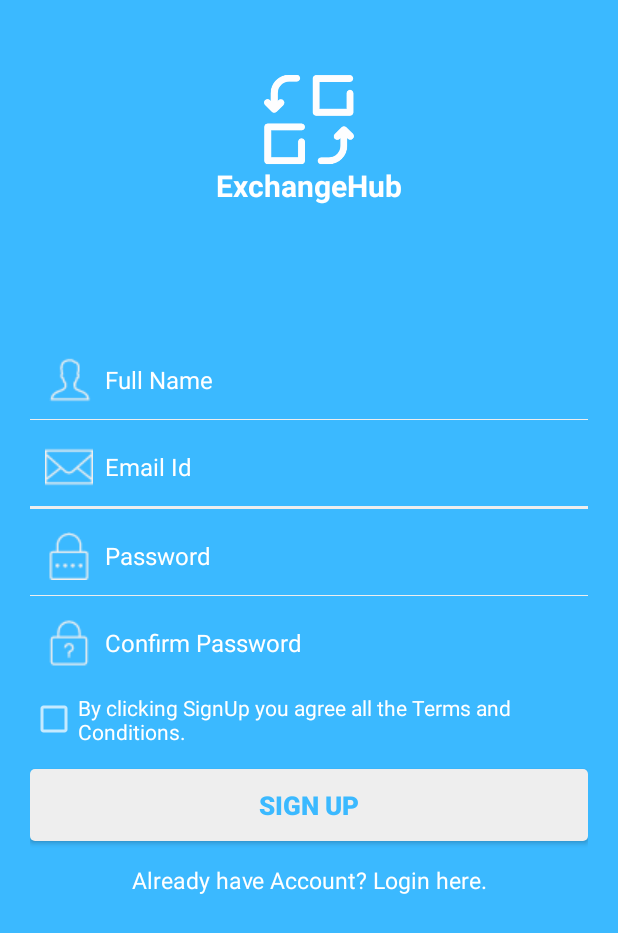
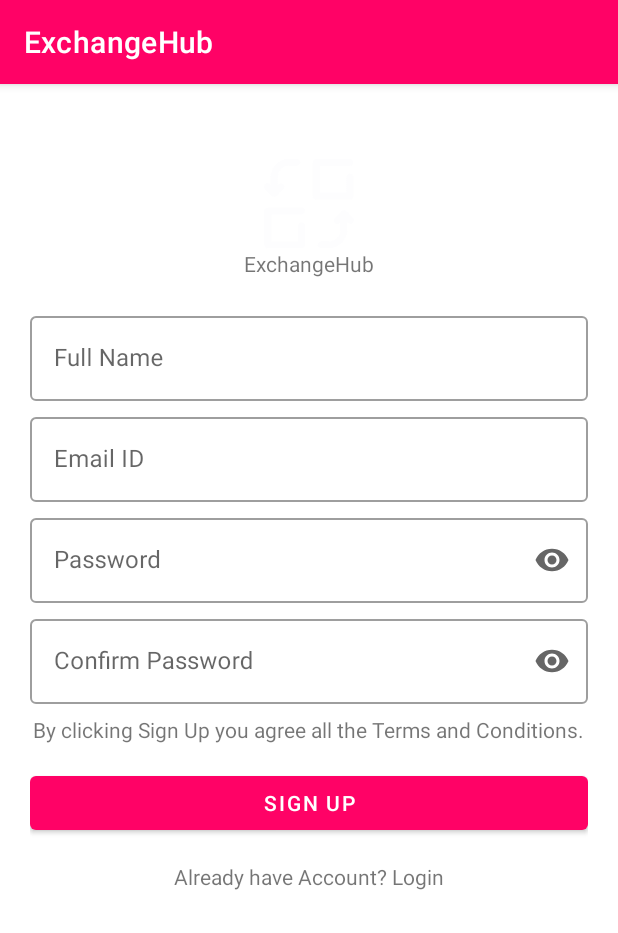
Before and after one commit to karthikktamilmani/ExchangeHub, an Android app: the fragment SignUp_Fragment placed in its activity, on a phone screen of 412 x 824 dp. Shown: the top 933 px of the screen. Run offline under Robolectric (Android 15) with nearby library versions, the light colour scheme and no system bars; our stand-ins replace Firebase (no records; nobody signed in at launch, a user with empty details on screens opened directly).

Commit message:
login/signup UI - changed to material design styling

```diff
--- a/app/build.gradle
+++ b/app/build.gradle
@@ -27,5 +27,6 @@ dependencies {
     testImplementation 'junit:junit:4.12'
     androidTestImplementation 'androidx.test.ext:junit:1.1.1'
     androidTestImplementation 'androidx.test.espresso:espresso-core:3.2.0'
+    api 'com.google.android.material:material:1.1.0-alpha06'
 }
 apply plugin: 'com.google.gms.google-services'
--- a/app/src/main/java/com/example/exchangehub/Login_Fragment.java
+++ b/app/src/main/java/com/example/exchangehub/Login_Fragment.java
@@ -35,7 +35,6 @@ public class Login_Fragment extends Fragment implements OnClickListener {
     private static EditText emailid, password;
     private static Button loginButton;
     private static TextView forgotPassword, signUp;
-    private static CheckBox show_hide_password;
     private static LinearLayout loginLayout;
     private static Animation shakeAnimation;
     private static FragmentManager fragmentManager;
@@ -62,8 +61,6 @@ public class Login_Fragment extends Fragment implements OnClickListener {
         loginButton = (Button) view.findViewById(R.id.loginBtn);
         forgotPassword = (TextView) view.findViewById(R.id.forgot_password);
         signUp = (TextView) view.findViewById(R.id.createAccount);
-        show_hide_password = (CheckBox) view
-                .findViewById(R.id.show_hide_password);
         loginLayout = (LinearLayout) view.findViewById(R.id.login_layout);
 
         // Load ShakeAnimation
@@ -76,9 +73,8 @@ public class Login_Fragment extends Fragment implements OnClickListener {
             ColorStateList csl = ColorStateList.createFromXml(getResources(),
                     xrp);
 
-            forgotPassword.setTextColor(csl);
-            show_hide_password.setTextColor(csl);
-            signUp.setTextColor(csl);
+//            forgotPassword.setTextColor(csl);
+  //          signUp.setTextColor(csl);
         } catch (Exception e) {
         }
     }
@@ -90,38 +86,7 @@ public class Login_Fragment extends Fragment implements OnClickListener {
         signUp.setOnClickListener(this);
 
         // Set check listener over checkbox for showing and hiding password
-        show_hide_password
-                .setOnCheckedChangeListener(new OnCheckedChangeListener() {
 
-                    @Override
-                    public void onCheckedChanged(CompoundButton button,
-                                                 boolean isChecked) {
-
-                        // If it is checkec then show password else hide
-                        // password
-                        if (isChecked) {
-
-                            show_hide_password.setText(R.string.hide_pwd);// change
-                            // checkbox
-                            // text
-
-                            password.setInputType(InputType.TYPE_CLASS_TEXT);
-                            password.setTransformationMethod(HideReturnsTransformationMethod
-                                    .getInstance());// show password
-                        } else {
-                            show_hide_password.setText(R.string.show_pwd);// change
-                            // checkbox
-                            // text
-
-                            password.setInputType(InputType.TYPE_CLASS_TEXT
-                                    | InputType.TYPE_TEXT_VARIATION_PASSWORD);
-                            password.setTransformationMethod(PasswordTransformationMethod
-                                    .getInstance());// hide password
-
-                        }
-
-                    }
-                });
     }
 
     @Override
--- a/app/src/main/java/com/example/exchangehub/SignUp_Fragment.java
+++ b/app/src/main/java/com/example/exchangehub/SignUp_Fragment.java
@@ -36,7 +36,6 @@ public class SignUp_Fragment extends Fragment implements OnClickListener {
     private static EditText fullName, emailId,password, confirmPassword;
     private static TextView login;
     private static Button signUpButton;
-    private static CheckBox terms_conditions;
     private static Animation shakeAnimation;
     private static LinearLayout signupLayout;
     private FirebaseAuth firebaseAuth;
@@ -63,7 +62,6 @@ public class SignUp_Fragment extends Fragment implements OnClickListener {
         confirmPassword = (EditText) view.findViewById(R.id.confirmPassword);
         signUpButton = (Button) view.findViewById(R.id.signUpBtn);
         login = (TextView) view.findViewById(R.id.already_user);
-        terms_conditions = (CheckBox) view.findViewById(R.id.terms_conditions);
         signupLayout = (LinearLayout) view.findViewById(R.id.signup_layout);
         shakeAnimation = AnimationUtils.loadAnimation(getActivity(),
                 R.anim.shake);
@@ -75,8 +73,7 @@ public class SignUp_Fragment extends Fragment implements OnClickListener {
             ColorStateList csl = ColorStateList.createFromXml(getResources(),
                     xrp);
 
-            login.setTextColor(csl);
-            terms_conditions.setTextColor(csl);
+           // login.setTextColor(csl);
         } catch (Exception e) {
         }
     }
@@ -138,11 +135,12 @@ public class SignUp_Fragment extends Fragment implements OnClickListener {
             new CustomToast().Show_Toast(getActivity(), view,
                     "Both password doesn't match.");
 
+        /*
             // Make sure user should check Terms and Conditions checkbox
         else if (!terms_conditions.isChecked())
             new CustomToast().Show_Toast(getActivity(), view,
                     "Please select Terms and Conditions.");
-
+*/
             // Else do signup or do your stuff
         else {
             Toast.makeText(getActivity(), "Do SignUp.", Toast.LENGTH_SHORT)
--- a/app/src/main/res/layout/signup_layout.xml
+++ b/app/src/main/res/layout/signup_layout.xml
@@ -2,8 +2,9 @@
 <LinearLayout xmlns:android="http://schemas.android.com/apk/res/android"
     android:layout_width="fill_parent"
     android:layout_height="fill_parent"
+    xmlns:app="http://schemas.android.com/apk/res-auto"
     android:orientation="vertical"
-    android:padding="20dp" >
+    android:padding="20dp">
     <ImageView
         android:id="@+id/imageView"
         android:layout_width="60dp"
@@ -17,142 +18,114 @@
         android:layout_height="wrap_content"
         android:layout_gravity="center_horizontal"
         android:layout_below="@id/imageView"
-        android:textSize="20dp"
-        android:textStyle="bold"
-        android:textColor="@android:color/white"
         android:text="ExchangeHub" />
     <LinearLayout
         android:id="@+id/signup_layout"
         android:layout_width="fill_parent"
         android:layout_height="wrap_content"
+        android:layout_marginTop="20dp"
         android:layout_centerInParent="true"
         android:orientation="vertical" >
 
+        <com.google.android.material.textfield.TextInputLayout
+            android:layout_width="fill_parent"
+            android:layout_height="wrap_content"
+            style="@style/Widget.MaterialComponents.TextInputLayout.OutlinedBox"
+            app:endIconMode="clear_text"
+            >
             <EditText
                 android:id="@+id/fullName"
                 android:layout_width="fill_parent"
                 android:layout_height="wrap_content"
-            android:layout_marginTop="90dp"
-            android:background="@android:color/transparent"
-            android:drawableLeft="@drawable/user"
-            android:drawablePadding="8dp"
-            android:gravity="center_vertical"
                 android:hint="@string/fullName"
                 android:inputType="textCapWords"
-            android:padding="10dp"
-            android:singleLine="true"
-            android:textColor="@color/white"
-            android:textColorHint="@color/white"
-            android:textSize="16sp" />
+                />
 
-        <View
+        </com.google.android.material.textfield.TextInputLayout>
+
+        <com.google.android.material.textfield.TextInputLayout
             android:layout_width="fill_parent"
-            android:layout_height="1px"
-            android:background="@color/white_greyish" />
-
+            style="@style/Widget.MaterialComponents.TextInputLayout.OutlinedBox"
+            android:layout_height="wrap_content"
+            android:layout_marginTop="5dp"
+            app:endIconMode="clear_text"
+            >
             <EditText
                 android:id="@+id/userEmailId"
                 android:layout_width="fill_parent"
                 android:layout_height="wrap_content"
                 android:layout_marginTop="5dp"
-            android:background="@android:color/transparent"
-            android:drawableLeft="@drawable/email"
-            android:drawablePadding="8dp"
-            android:gravity="center_vertical"
                 android:hint="@string/email"
                 android:inputType="textEmailAddress"
-            android:padding="10dp"
                 android:singleLine="true"
-            android:textColor="@color/white"
-            android:textColorHint="@color/white"
-            android:textSize="16sp" />
+                />
 
-        <View
+        </com.google.android.material.textfield.TextInputLayout>
+
+        <com.google.android.material.textfield.TextInputLayout
             android:layout_width="fill_parent"
-            android:layout_height="1px"
-            android:background="@color/white_greyish" />
-
-        <View
-            android:layout_width="fill_parent"
-            android:layout_height="1px"
-            android:background="@color/white_greyish" />
-
-        <View
-            android:layout_width="fill_parent"
-            android:layout_height="1px"
-            android:background="@color/white_greyish" />
+            style="@style/Widget.MaterialComponents.TextInputLayout.OutlinedBox"
+            android:layout_height="wrap_content"
+            android:layout_marginTop="5dp"
+            app:endIconMode="password_toggle"
+            >
 
             <EditText
                 android:id="@+id/password"
                 android:layout_width="fill_parent"
                 android:layout_height="wrap_content"
-            android:layout_marginTop="5dp"
-            android:background="@android:color/transparent"
-            android:drawableLeft="@drawable/password"
-            android:drawablePadding="8dp"
-            android:gravity="center_vertical"
                 android:hint="@string/passowrd"
                 android:inputType="textPassword"
-            android:padding="10dp"
                 android:singleLine="true"
-            android:textColor="@color/white"
-            android:textColorHint="@color/white"
-            android:textSize="16sp" />
+                />
+        </com.google.android.material.textfield.TextInputLayout>
 
-        <View
+        <com.google.android.material.textfield.TextInputLayout
             android:layout_width="fill_parent"
-            android:layout_height="1px"
-            android:background="@color/white_greyish" />
-
+            style="@style/Widget.MaterialComponents.TextInputLayout.OutlinedBox"
+            android:layout_height="wrap_content"
+            android:layout_marginTop="5dp"
+            app:endIconMode="password_toggle"
+            >
             <EditText
                 android:id="@+id/confirmPassword"
                 android:layout_width="fill_parent"
                 android:layout_height="wrap_content"
-            android:layout_marginTop="5dp"
-            android:background="@android:color/transparent"
-            android:drawableLeft="@drawable/confirm_password"
-            android:drawablePadding="8dp"
-            android:gravity="center_vertical"
                 android:hint="@string/confirmPassword"
                 android:inputType="textPassword"
-            android:padding="10dp"
                 android:singleLine="true"
-            android:textColor="@color/white"
-            android:textColorHint="@color/white"
-            android:textSize="16sp" />
+                />
 
-        <CheckBox
+        </com.google.android.material.textfield.TextInputLayout>
+
+        <TextView
             android:id="@+id/terms_conditions"
             android:layout_width="wrap_content"
             android:layout_height="wrap_content"
             android:layout_marginTop="7dp"
+            android:layout_gravity="center"
             android:text="@string/terms_conditions"
-            android:textColor="@color/white"
-            android:textSize="14sp" />
-    </LinearLayout>
+            />
 
-    <Button
+
+        <com.google.android.material.button.MaterialButton
             android:id="@+id/signUpBtn"
             android:layout_width="fill_parent"
             android:layout_height="wrap_content"
             android:layout_marginTop="15dp"
-        android:background="@drawable/button_selector"
-        android:padding="3dp"
+            style="@style/Widget.MaterialComponents.Button"
             android:text="@string/signUp"
-        android:textColor="@color/background_color"
-        android:textSize="17sp"
-        android:textStyle="bold" />
+            />
 
         <TextView
             android:id="@+id/already_user"
             android:layout_width="wrap_content"
+            android:layout_marginTop="15dp"
             android:layout_height="wrap_content"
-        android:layout_gravity="center_horizontal"
-        android:layout_marginTop="5dp"
-        android:gravity="center"
-        android:padding="10dp"
             android:text="@string/already_user"
-        android:textColor="@color/white_greyish"
-        android:textSize="15sp" />
+            android:layout_gravity="center"
+            />
 
     </LinearLayout>
+
+</LinearLayout>
--- a/app/src/main/res/values/colors.xml
+++ b/app/src/main/res/values/colors.xml
@@ -1,11 +1,12 @@
 <?xml version="1.0" encoding="utf-8"?>
 <resources>
-    <color name="colorPrimary">#008577</color>
+    <color name="colorPrimary">#FF0266</color>
     <color name="colorPrimaryDark">#00574B</color>
-    <color name="colorAccent">#FFFFFF</color>
-    <color name="background_color">#3BB9FF</color>
+    <color name="colorAccent">#D81B60</color>
+    <color name="background_color">#FFFFFF</color>
     <color name="white">#FFFFFF</color>
     <color name="black">#000000</color>
+    <color name="custom_white">#FFFFFF</color>
     <color name="white_greyish">#EEEEEE</color>
     <color name="button_selectorcolor">#9E9E9E</color>
 </resources>
--- a/app/src/main/res/values/strings.xml
+++ b/app/src/main/res/values/strings.xml
@@ -2,21 +2,21 @@
     <string name="app_name">ExchangeHub</string>
     <string name="hello_world">Hello world!</string>
     <string name="action_settings">Settings</string>
-    <string name="email">Email Id</string>
+    <string name="email">Email ID</string>
     <string name="passowrd">Password</string>
     <string name="login">LOGIN</string>
     <string name="show_pwd">Show Password</string>
     <string name="hide_pwd">Hide Password</string>
     <string name="forgot">Forgot password?</string>
     <string name="closebutton">Close Button for Activity</string>
-    <string name="newUser">Not a Member yet? Sign Up here.</string>
+    <string name="newUser">Not a member yet? Sign Up</string>
     <string name="fullName">Full Name</string>
     <string name="mobileNumber">Mobile Number</string>
     <string name="location">Location</string>
     <string name="confirmPassword">Confirm Password</string>
-    <string name="terms_conditions">By clicking SignUp you agree all the Terms and Conditions.</string>
+    <string name="terms_conditions">By clicking Sign Up you agree all the Terms and Conditions.</string>
     <string name="signUp">SIGN UP</string>
-    <string name="already_user">Already have Account? Login here.</string>
+    <string name="already_user">Already have Account? Login</string>
     <string name="registered_emailid">Please enter your Registered Email Id below:</string>
     <string name="submit">SUBMIT</string>
     <string name="back">BACK</string>
--- a/app/src/main/res/values/styles.xml
+++ b/app/src/main/res/values/styles.xml
@@ -4,18 +4,18 @@
         Base application theme, dependent on API level. This theme is replaced
         by AppBaseTheme from res/values-vXX/styles.xml on newer devices.
     -->
-    <style name="AppBaseTheme" parent="@style/Theme.AppCompat.NoActionBar">
+    <style name="AppTheme" parent="@style/Theme.MaterialComponents.Light.DarkActionBar">
         <!--
             Theme customizations available in newer API levels can go in
             res/values-vXX/styles.xml, while customizations related to
             backward-compatibility can go here.
         -->
+        <item name="colorPrimary">@color/colorPrimary</item>
+        <item name="colorPrimaryDark">@color/colorPrimaryDark</item>
         <item name="colorAccent">@color/colorAccent</item>
+        <item name="android:statusBarColor">@color/colorPrimary</item>
+        <item name="checkboxStyle">@style/Widget.MaterialComponents.CompoundButton.CheckBox</item>
     </style>
 
-    <!-- Application theme. -->
-    <style name="AppTheme" parent="AppBaseTheme">
-        <!-- All customizations that are NOT specific to a particular API-level can go here. -->
-    </style>
 
 </resources>
```
Also changed, not shown: app/src/main/java/com/example/exchangehub/ForgotPassword_Fragment.java (+5 -5 lines), app/src/main/res/layout/forgotpassword_layout.xml (+38 -33 lines), app/src/main/res/layout/login_layout.xml (+38 -68 lines). Lines whose indentation alone changed are shown as unchanged.
